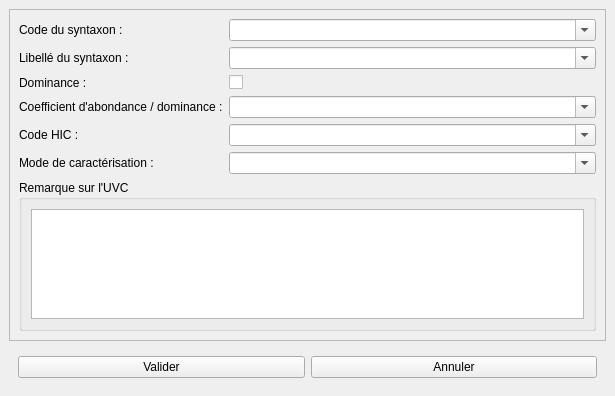
Above: src/ui/form_syntaxon.ui from IGNF/saisie_carhab before the change. Below: the same form after it.
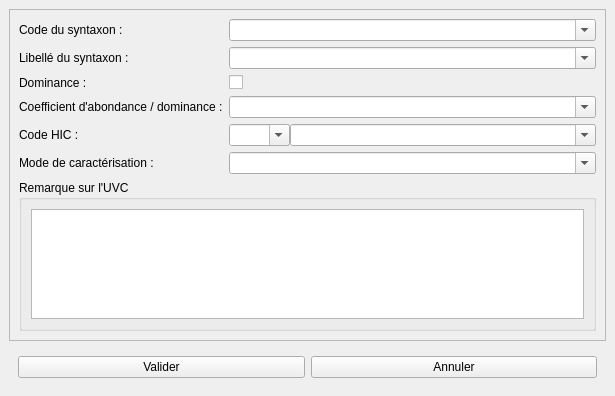
That is the form after the change.

Commit message: tickets 210 et 211 : séparer selection de code hic et de label hic et rendre liste "type de facies" non éditable

Diff of the .ui file:
```diff
--- a/src/ui/form_syntaxon.ui
+++ b/src/ui/form_syntaxon.ui
@@ -99,14 +99,14 @@
           </property>
          </widget>
         </item>
-        <item row="4" column="0">
+        <item row="5" column="0">
          <widget class="QLabel" name="label_nom_sf_2">
           <property name="text">
            <string>Coefficient d'abondance / dominance :</string>
           </property>
          </widget>
         </item>
-        <item row="4" column="1">
+        <item row="5" column="1">
          <widget class="QComboBox" name="abon_domin">
           <property name="sizePolicy">
            <sizepolicy hsizetype="MinimumExpanding" vsizetype="Fixed">
@@ -122,37 +122,21 @@
           </property>
          </widget>
         </item>
-        <item row="5" column="0">
+        <item row="6" column="0">
          <widget class="QLabel" name="label_2">
           <property name="text">
            <string>Code HIC : </string>
           </property>
          </widget>
         </item>
-        <item row="5" column="1">
-         <widget class="QComboBox" name="code_hic">
-          <property name="sizePolicy">
-           <sizepolicy hsizetype="MinimumExpanding" vsizetype="Fixed">
-            <horstretch>0</horstretch>
-            <verstretch>0</verstretch>
-           </sizepolicy>
-          </property>
-          <property name="editable">
-           <bool>true</bool>
-          </property>
-          <property name="sizeAdjustPolicy">
-           <enum>QComboBox::AdjustToMinimumContentsLength</enum>
-          </property>
-         </widget>
-        </item>
-        <item row="6" column="0">
+        <item row="7" column="0">
          <widget class="QLabel" name="label_8">
           <property name="text">
            <string>Mode de caractérisation : </string>
           </property>
          </widget>
         </item>
-        <item row="6" column="1">
+        <item row="7" column="1">
          <widget class="QComboBox" name="mode_carac">
           <property name="sizePolicy">
            <sizepolicy hsizetype="MinimumExpanding" vsizetype="Fixed">
@@ -168,7 +152,7 @@
           </property>
          </widget>
         </item>
-        <item row="7" column="0" colspan="2">
+        <item row="8" column="0" colspan="2">
          <widget class="QGroupBox" name="gb_rmq">
           <property name="title">
            <string>Remarque sur l'UVC</string>
@@ -180,6 +164,59 @@
           </layout>
          </widget>
         </item>
+        <item row="6" column="1">
+         <widget class="QWidget" name="widget_2" native="true">
+          <layout class="QHBoxLayout" name="horizontalLayout_2" stretch="1,5">
+           <property name="spacing">
+            <number>0</number>
+           </property>
+           <property name="leftMargin">
+            <number>0</number>
+           </property>
+           <property name="topMargin">
+            <number>0</number>
+           </property>
+           <property name="rightMargin">
+            <number>0</number>
+           </property>
+           <property name="bottomMargin">
+            <number>0</number>
+           </property>
+           <item>
+            <widget class="QComboBox" name="code_hic">
+             <property name="sizePolicy">
+              <sizepolicy hsizetype="MinimumExpanding" vsizetype="Fixed">
+               <horstretch>0</horstretch>
+               <verstretch>0</verstretch>
+              </sizepolicy>
+             </property>
+             <property name="editable">
+              <bool>true</bool>
+             </property>
+             <property name="sizeAdjustPolicy">
+              <enum>QComboBox::AdjustToMinimumContentsLength</enum>
+             </property>
+            </widget>
+           </item>
+           <item>
+            <widget class="QComboBox" name="label_hic">
+             <property name="sizePolicy">
+              <sizepolicy hsizetype="MinimumExpanding" vsizetype="Fixed">
+               <horstretch>0</horstretch>
+               <verstretch>0</verstretch>
+              </sizepolicy>
+             </property>
+             <property name="editable">
+              <bool>true</bool>
+             </property>
+             <property name="sizeAdjustPolicy">
+              <enum>QComboBox::AdjustToMinimumContentsLength</enum>
+             </property>
+            </widget>
+           </item>
+          </layout>
+         </widget>
+        </item>
        </layout>
       </widget>
      </widget>
```
The commit also changes 6 other files.
